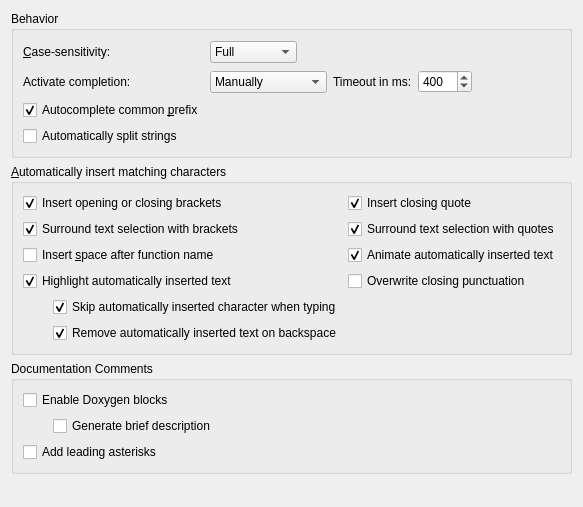
Qt form src/plugins/texteditor/completionsettingspage.ui (qt-creator/qt-creator) before a commit.
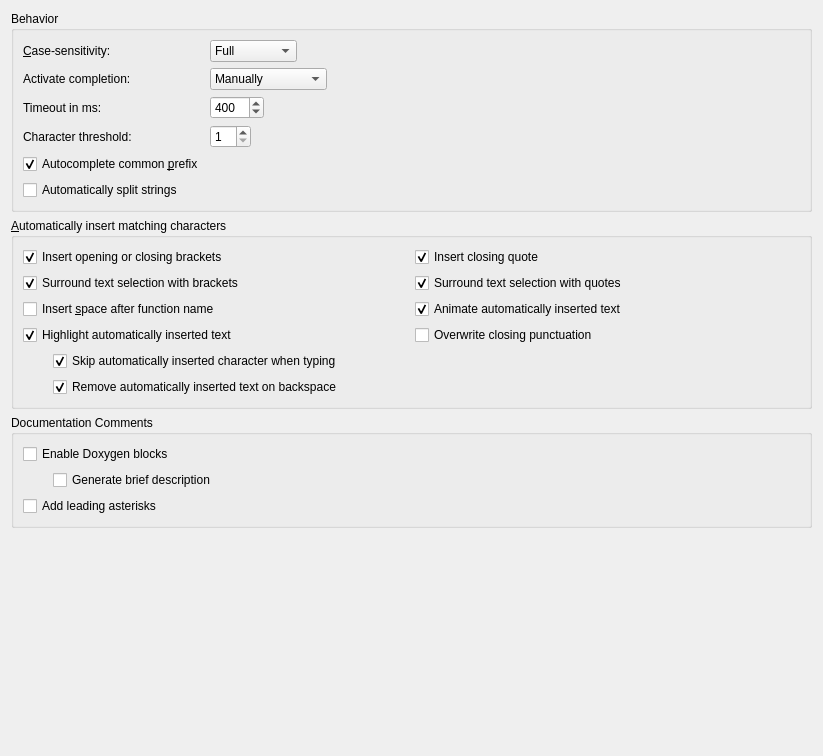
The same form after that commit.

Commit message:
TextEditor: Make threshold for automatic completion configurable
Fixes: QTCREATORBUG-19920

```diff
--- a/src/plugins/texteditor/completionsettingspage.ui
+++ b/src/plugins/texteditor/completionsettingspage.ui
@@ -6,8 +6,8 @@
    <rect>
     <x>0</x>
     <y>0</y>
-    <width>551</width>
-    <height>507</height>
+    <width>823</width>
+    <height>756</height>
    </rect>
   </property>
   <layout class="QVBoxLayout" name="verticalLayout_2">
@@ -16,27 +16,9 @@
      <property name="title">
       <string>Behavior</string>
      </property>
-     <layout class="QGridLayout" name="gridLayout">
-      <item row="1" column="0">
-       <widget class="QLabel" name="completionTriggerLabel">
-        <property name="text">
-         <string>Activate completion:</string>
-        </property>
-       </widget>
-      </item>
-      <item row="0" column="2" colspan="4">
-       <spacer name="horizontalSpacer">
-        <property name="orientation">
-         <enum>Qt::Horizontal</enum>
-        </property>
-        <property name="sizeHint" stdset="0">
-         <size>
-          <width>70</width>
-          <height>24</height>
-         </size>
-        </property>
-       </spacer>
-      </item>
+     <layout class="QVBoxLayout" name="verticalLayout_3">
+      <item>
+       <layout class="QFormLayout" name="formLayout">
       <item row="0" column="0">
        <widget class="QLabel" name="caseSensitivityLabel">
         <property name="text">
@@ -48,6 +30,8 @@
        </widget>
       </item>
       <item row="0" column="1">
+         <layout class="QHBoxLayout" name="horizontalLayout">
+          <item>
        <widget class="QComboBox" name="caseSensitivity">
         <property name="sizePolicy">
          <sizepolicy hsizetype="Preferred" vsizetype="Fixed">
@@ -72,7 +56,31 @@
         </item>
        </widget>
       </item>
-      <item row="1" column="1" colspan="2">
+          <item>
+           <spacer name="horizontalSpacer">
+            <property name="orientation">
+             <enum>Qt::Horizontal</enum>
+            </property>
+            <property name="sizeHint" stdset="0">
+             <size>
+              <width>40</width>
+              <height>20</height>
+             </size>
+            </property>
+           </spacer>
+          </item>
+         </layout>
+        </item>
+        <item row="1" column="0">
+         <widget class="QLabel" name="completionTriggerLabel">
+          <property name="text">
+           <string>Activate completion:</string>
+          </property>
+         </widget>
+        </item>
+        <item row="1" column="1">
+         <layout class="QHBoxLayout" name="horizontalLayout_2">
+          <item>
        <widget class="QComboBox" name="completionTrigger">
         <item>
          <property name="text">
@@ -91,14 +99,31 @@
         </item>
        </widget>
       </item>
-      <item row="1" column="3">
+          <item>
+           <spacer name="horizontalSpacer_2">
+            <property name="orientation">
+             <enum>Qt::Horizontal</enum>
+            </property>
+            <property name="sizeHint" stdset="0">
+             <size>
+              <width>40</width>
+              <height>20</height>
+             </size>
+            </property>
+           </spacer>
+          </item>
+         </layout>
+        </item>
+        <item row="2" column="0">
        <widget class="QLabel" name="automaticProposalTimeoutLabel">
         <property name="text">
          <string>Timeout in ms:</string>
         </property>
        </widget>
       </item>
-      <item row="1" column="4">
+        <item row="2" column="1">
+         <layout class="QHBoxLayout" name="horizontalLayout_7">
+          <item>
        <widget class="QSpinBox" name="automaticProposalTimeoutSpinBox">
         <property name="maximum">
          <number>2000</number>
@@ -111,7 +136,7 @@
         </property>
        </widget>
       </item>
-      <item row="1" column="5">
+          <item>
        <spacer name="horizontalSpacer_3">
         <property name="orientation">
          <enum>Qt::Horizontal</enum>
@@ -119,12 +144,45 @@
         <property name="sizeHint" stdset="0">
          <size>
           <width>40</width>
-          <height>24</height>
+              <height>20</height>
          </size>
         </property>
        </spacer>
       </item>
-      <item row="2" column="0">
+         </layout>
+        </item>
+        <item row="3" column="0">
+         <widget class="QLabel" name="thresholdLabel">
+          <property name="text">
+           <string>Character threshold:</string>
+          </property>
+         </widget>
+        </item>
+        <item row="3" column="1">
+         <layout class="QHBoxLayout" name="horizontalLayout_6">
+          <item>
+           <widget class="QSpinBox" name="thresholdSpinBox">
+            <property name="minimum">
+             <number>1</number>
+            </property>
+           </widget>
+          </item>
+          <item>
+           <spacer name="horizontalSpacer_4">
+            <property name="orientation">
+             <enum>Qt::Horizontal</enum>
+            </property>
+            <property name="sizeHint" stdset="0">
+             <size>
+              <width>40</width>
+              <height>20</height>
+             </size>
+            </property>
+           </spacer>
+          </item>
+         </layout>
+        </item>
+        <item row="4" column="0">
        <widget class="QCheckBox" name="partiallyComplete">
         <property name="toolTip">
          <string>Inserts the common prefix of available completion items.</string>
@@ -137,7 +195,7 @@
         </property>
        </widget>
       </item>
-      <item row="3" column="0">
+        <item row="5" column="0">
        <widget class="QCheckBox" name="autoSplitStrings">
         <property name="toolTip">
          <string>Splits a string into two lines by adding an end quote at the cursor position when you press Enter and a start quote to the next line, before the rest of the string.
@@ -148,6 +206,8 @@
          <string>Automatically split strings</string>
         </property>
        </widget>
+        </item>
+       </layout>
       </item>
      </layout>
     </widget>
```
Lines whose indentation alone changed are shown as unchanged. The commit also changes 10 other files.
